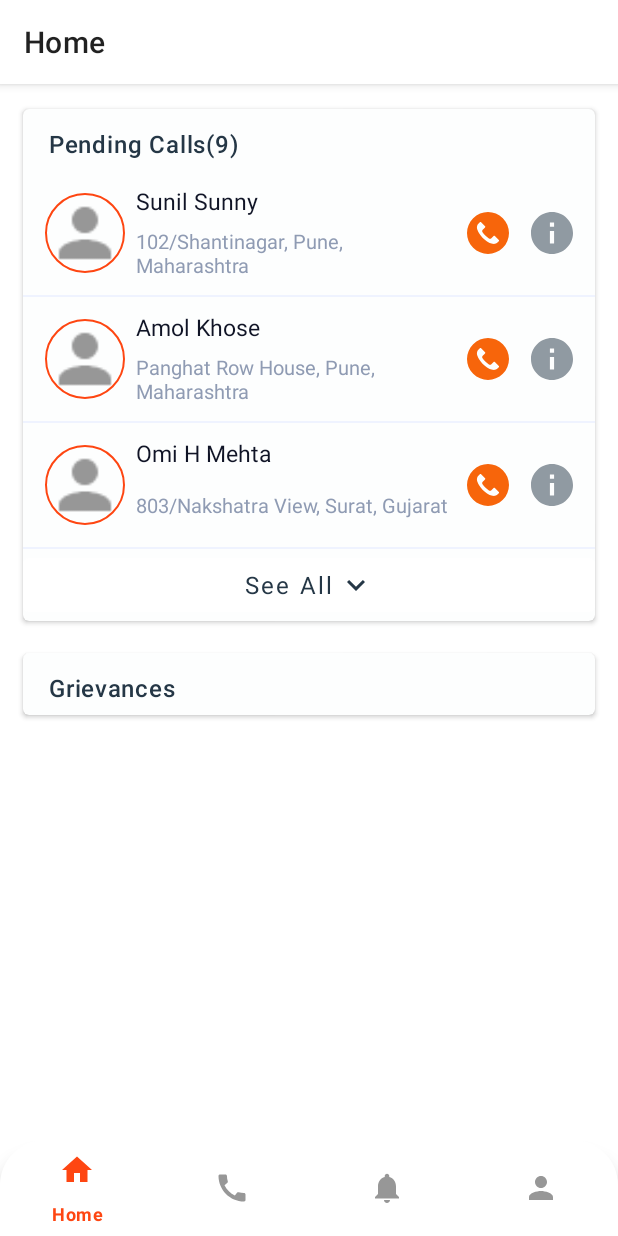
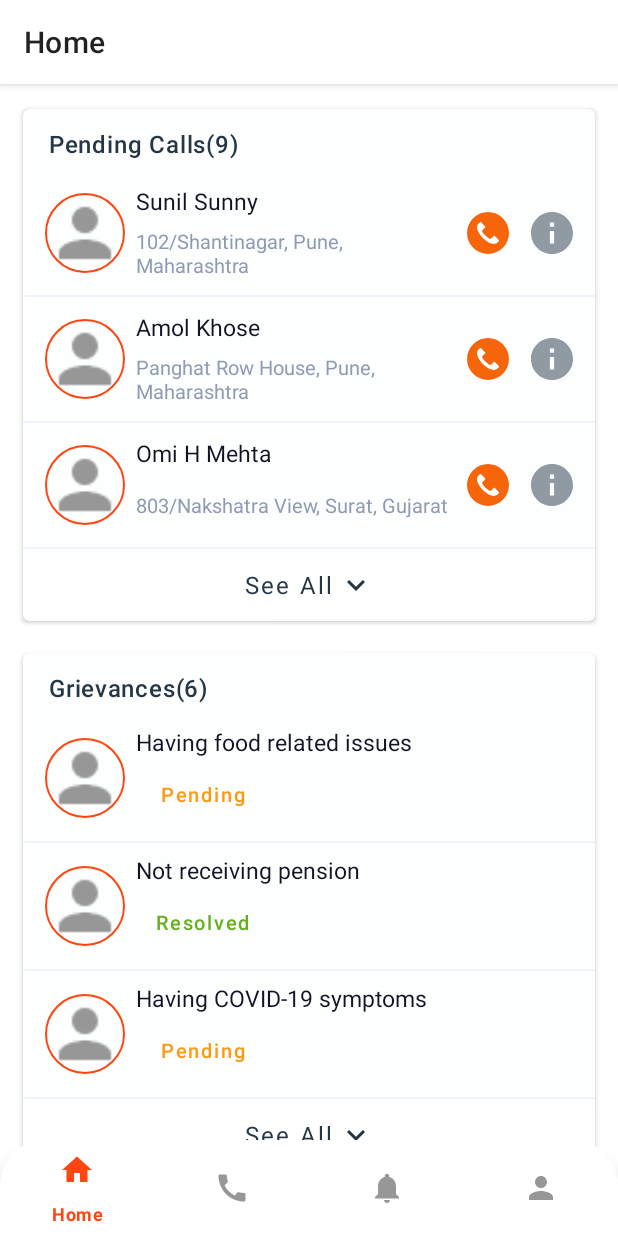
Before and after one commit to ApneSaathi/ApneSaathiAndroid, an Android app: the HomeFragment screen opened directly, with no data from a screen before it, on a phone screen of 412 x 824 dp. Run offline under Robolectric (Android 15) with nearby library versions, the phone set to English and light mode, and no system bars; our stand-ins replace CircleImageView, RxJava; pictures from the network do not load.

Commit message:
Added Grievances list in Home Page

```diff
--- a/app/src/main/java/com/nitiaayog/apnesaathi/adapter/CallsAdapter.kt
+++ b/app/src/main/java/com/nitiaayog/apnesaathi/adapter/CallsAdapter.kt
@@ -3,7 +3,6 @@ package com.nitiaayog.apnesaathi.adapter
 import android.view.LayoutInflater
 import android.view.View
 import android.view.ViewGroup
-import android.widget.ImageView
 import android.widget.TextView
 import androidx.recyclerview.widget.RecyclerView
 import com.nitiaayog.apnesaathi.R
@@ -40,17 +39,11 @@ class CallsAdapter(private val dataList: MutableList<User>) :
         val civGender: CircleImageView = itemView.civGender
         val tvName: TextView = itemView.tvName
         val tvAddress: TextView = itemView.tvAddress
-        val ivCall: ImageView = itemView.ivCall
-        val ivMoreInfo: ImageView = itemView.ivMoreInfo
 
         init {
             itemView.constraintLayout.setOnClickListener(this)
             itemView.ivCall.setOnClickListener(this)
             itemView.ivMoreInfo.setOnClickListener(this)
-            /*itemView.constraintLayout.setOnClickListener {
-                if (::itemClickListener.isInitialized)
-                    itemClickListener.onItemClick(adapterPosition, dataList[adapterPosition])
-            }*/
         }
 
         fun bindData(user: User) {
--- /dev/null
+++ b/app/src/main/java/com/nitiaayog/apnesaathi/adapter/GrievancesAdapter.kt
@@ -0,0 +1,62 @@
+package com.nitiaayog.apnesaathi.adapter
+
+import android.view.LayoutInflater
+import android.view.View
+import android.view.ViewGroup
+import android.widget.TextView
+import androidx.core.content.ContextCompat
+import androidx.recyclerview.widget.RecyclerView
+import com.nitiaayog.apnesaathi.R
+import com.nitiaayog.apnesaathi.base.CircleImageView
+import com.nitiaayog.apnesaathi.model.Grievances
+import kotlinx.android.synthetic.main.list_item_grievances.view.*
+
+class GrievancesAdapter(private val dataList: MutableList<Grievances>) :
+    RecyclerView.Adapter<GrievancesAdapter.GrievancesHolder>() {
+
+    companion object {
+        const val GRIEVANCE_RESOLVED: String = "resolved"
+        const val GRIEVANCE_PENDING: String = "pending"
+    }
+
+    override fun onCreateViewHolder(parent: ViewGroup, viewType: Int): GrievancesHolder {
+        val customView = LayoutInflater.from(parent.context)
+            .inflate(R.layout.list_item_grievances, parent, false)
+        return GrievancesHolder(customView)
+    }
+
+    override fun getItemCount(): Int = dataList.size
+
+    override fun onBindViewHolder(holder: GrievancesHolder, position: Int) {
+        holder.bindData(dataList[position])
+    }
+
+    inner class GrievancesHolder(itemView: View) : RecyclerView.ViewHolder(itemView) {
+
+        private val civGender: CircleImageView = itemView.civGender
+        private val tvComplaint: TextView = itemView.tvComplaint
+        private val btnComplaintStatus: TextView = itemView.btnComplaintStatus
+
+        init {
+            itemView.btnComplaintStatus.setOnClickListener {
+
+            }
+        }
+
+        fun bindData(grievances: Grievances) {
+            tvComplaint.text = grievances.complaint
+            if (grievances.status == GRIEVANCE_RESOLVED) {
+                btnComplaintStatus.setTextColor(
+                    ContextCompat.getColor(btnComplaintStatus.context, R.color.text_color_5)
+                )
+                btnComplaintStatus.setText(R.string.resolved)
+            } else {
+                btnComplaintStatus.setTextColor(
+                    ContextCompat.getColor(btnComplaintStatus.context, R.color.text_color_3)
+                )
+                btnComplaintStatus.setText(R.string.pending)
+            }
+            civGender.setImageResource(R.drawable.ic_profile)
+        }
+    }
+}
--- /dev/null
+++ b/app/src/main/java/com/nitiaayog/apnesaathi/model/Grievances.kt
@@ -0,0 +1,11 @@
+package com.nitiaayog.apnesaathi.model
+
+data class Grievances(
+    private val mId: String = "0",
+    private val mComplaint: String = "",
+    private val mStatus: String = ""
+) {
+    val id: String = mId
+    val complaint: String = mComplaint
+    val status: String = mStatus
+}
--- a/app/src/main/java/com/nitiaayog/apnesaathi/ui/fragments/home/HomeFragment.kt
+++ b/app/src/main/java/com/nitiaayog/apnesaathi/ui/fragments/home/HomeFragment.kt
@@ -9,6 +9,7 @@ import androidx.recyclerview.widget.DividerItemDecoration
 import androidx.recyclerview.widget.RecyclerView
 import com.nitiaayog.apnesaathi.R
 import com.nitiaayog.apnesaathi.adapter.CallsAdapter
+import com.nitiaayog.apnesaathi.adapter.GrievancesAdapter
 import com.nitiaayog.apnesaathi.base.extensions.addFragment
 import com.nitiaayog.apnesaathi.base.extensions.getViewModel
 import com.nitiaayog.apnesaathi.model.User
@@ -17,7 +18,6 @@ import kotlinx.android.synthetic.main.fragment_home.*
 import kotlinx.android.synthetic.main.include_toolbar.*
 
 class HomeFragment : BaseFragment<HomeViewModel>(), CallsAdapter.OnItemClickListener {
-
 
     private var position: Int = -1
     private var lastSelectedItem: User? = null
@@ -55,8 +55,8 @@ class HomeFragment : BaseFragment<HomeViewModel>(), CallsAdapter.OnItemClickList
     }
 
     private fun initRecyclerView() {
-        val adapter = CallsAdapter(viewModel.getFewPendingCalls())
-        adapter.setOnItemClickListener(this)
+        val pendingAdapter = CallsAdapter(viewModel.getFewPendingCalls())
+        pendingAdapter.setOnItemClickListener(this)
 
         val rvPendingList = (rvPendingList as RecyclerView)
         rvPendingList.addItemDecoration(
@@ -64,11 +64,21 @@ class HomeFragment : BaseFragment<HomeViewModel>(), CallsAdapter.OnItemClickList
                 setDrawable(ContextCompat.getDrawable(context!!, R.drawable.list_item_divider)!!)
             }
         )
-        rvPendingList.adapter = adapter
+        rvPendingList.adapter = pendingAdapter
+
+        val grievancesAdapter = GrievancesAdapter(viewModel.getFewGrievancesList())
+
+        val rvGrievancesList = (rvGrievancesList as RecyclerView)
+        rvGrievancesList.addItemDecoration(
+            DividerItemDecoration(context, DividerItemDecoration.VERTICAL).apply {
+                setDrawable(ContextCompat.getDrawable(context!!, R.drawable.list_item_divider)!!)
+            }
+        )
+        rvGrievancesList.adapter = grievancesAdapter
     }
 
     private fun initViews() {
-        val dataListSize: Int = viewModel.getPendingCalls().size
+        var dataListSize: Int = viewModel.getPendingCalls().size
         tvPendingCalls.text = getString(R.string.pending_calls_count, dataListSize.toString())
         btnSeeAll.visibility = if (dataListSize > 3) {
             btnSeeAll.setOnClickListener {
@@ -84,5 +94,14 @@ class HomeFragment : BaseFragment<HomeViewModel>(), CallsAdapter.OnItemClickList
             }
             View.VISIBLE
         } else View.GONE
+
+        dataListSize = viewModel.getGrievancesList().size
+        tvGrievances.text = getString(R.string.grievances_count, dataListSize.toString())
+        btnSeeAllGrievances.visibility = if (dataListSize > 3) {
+            btnSeeAllGrievances.setOnClickListener {
+
+            }
+            View.VISIBLE
+        } else View.GONE
     }
 }
--- a/app/src/main/java/com/nitiaayog/apnesaathi/ui/fragments/home/HomeViewModel.kt
+++ b/app/src/main/java/com/nitiaayog/apnesaathi/ui/fragments/home/HomeViewModel.kt
@@ -1,6 +1,8 @@
 package com.nitiaayog.apnesaathi.ui.fragments.home
 
+import com.nitiaayog.apnesaathi.adapter.GrievancesAdapter
 import com.nitiaayog.apnesaathi.datamanager.DataManager
+import com.nitiaayog.apnesaathi.model.Grievances
 import com.nitiaayog.apnesaathi.model.User
 import com.nitiaayog.apnesaathi.ui.base.BaseViewModel
 
@@ -22,10 +24,13 @@ class HomeViewModel(private val dataManager: DataManager) : BaseViewModel() {
     private val attendedCallsList: MutableList<User> = mutableListOf()
     private val allCallsList: MutableList<User> = mutableListOf()
 
+    private val grievancesList: MutableList<Grievances> = mutableListOf()
+
     init {
         preparePendingData()
         prepareFollowupData()
         prepareAttendedData()
+        prepareGrievancesData()
     }
 
     private fun preparePendingData() {
@@ -130,10 +135,48 @@ class HomeViewModel(private val dataManager: DataManager) : BaseViewModel() {
         allCallsList.addAll(attendedCallsList)
     }
 
+    private fun prepareGrievancesData() {
+        grievancesList.add(
+            Grievances(
+                "1", "Having food related issues", GrievancesAdapter.GRIEVANCE_PENDING
+            )
+        )
+        grievancesList.add(
+            Grievances(
+                "2", "Not receiving pension", GrievancesAdapter.GRIEVANCE_RESOLVED
+            )
+        )
+        grievancesList.add(
+            Grievances(
+                "3", "Having COVID-19 symptoms", GrievancesAdapter.GRIEVANCE_PENDING
+            )
+        )
+        grievancesList.add(
+            Grievances(
+                "4", "Medical checkup not possible", GrievancesAdapter.GRIEVANCE_RESOLVED
+            )
+        )
+        grievancesList.add(
+            Grievances(
+                "5", "Physically unfit", GrievancesAdapter.GRIEVANCE_PENDING
+            )
+        )
+        grievancesList.add(
+            Grievances(
+                "6", "Diabetic and Pressure related issues", GrievancesAdapter.GRIEVANCE_RESOLVED
+            )
+        )
+    }
+
     fun getFewPendingCalls(): MutableList<User> =
         if (pendingCallsList.size > 3) pendingCallsList.subList(0, 3) else pendingCallsList
 
     fun getPendingCalls(): MutableList<User> = pendingCallsList
+
+    fun getFewGrievancesList() =
+        if (grievancesList.size > 3) grievancesList.subList(0, 3) else grievancesList
+
+    fun getGrievancesList() = grievancesList
 
     fun getFewFollowupCalls(): MutableList<User> =
         if (followupCallsList.size > 3) followupCallsList.subList(0, 3) else followupCallsList
--- a/app/src/main/res/layout/fragment_home.xml
+++ b/app/src/main/res/layout/fragment_home.xml
@@ -121,6 +121,24 @@
                             app:layout_constraintStart_toStartOf="parent"
                             app:layout_constraintTop_toBottomOf="@id/tvGrievances" />
 
+                        <com.google.android.material.button.MaterialButton
+                            android:id="@+id/btnSeeAllGrievances"
+                            style="@style/Widget.MaterialComponents.Button.TextButton.Icon"
+                            android:layout_width="match_parent"
+                            android:layout_height="wrap_content"
+                            android:fontFamily="sans-serif"
+                            android:text="@string/see_all"
+                            android:textAllCaps="false"
+                            android:textColor="@color/title_text_color"
+                            android:textSize="@dimen/text_15"
+                            app:backgroundTint="@android:color/background_light"
+                            app:icon="@drawable/ic_arrow_down"
+                            app:iconGravity="textEnd"
+                            app:iconTint="@color/title_text_color"
+                            app:layout_constraintEnd_toEndOf="parent"
+                            app:layout_constraintStart_toStartOf="parent"
+                            app:layout_constraintTop_toBottomOf="@id/rvGrievancesList" />
+
                     </androidx.constraintlayout.widget.ConstraintLayout>
 
                 </androidx.cardview.widget.CardView>
--- /dev/null
+++ b/app/src/main/res/layout/list_item_grievances.xml
@@ -0,0 +1,50 @@
+<?xml version="1.0" encoding="utf-8"?>
+<androidx.constraintlayout.widget.ConstraintLayout xmlns:android="http://schemas.android.com/apk/res/android"
+    xmlns:app="http://schemas.android.com/apk/res-auto"
+    android:layout_width="match_parent"
+    android:layout_height="wrap_content"
+    android:background="?selectableItemBackground"
+    android:paddingTop="@dimen/dimen_5"
+    android:paddingBottom="@dimen/dimen_5">
+
+    <com.nitiaayog.apnesaathi.base.CircleImageView
+        android:id="@+id/civGender"
+        android:layout_width="@dimen/view_size_66"
+        android:layout_height="@dimen/view_size_66"
+        android:layout_marginStart="@dimen/dimen_5"
+        android:padding="@dimen/dimen_5"
+        android:src="@drawable/ic_profile"
+        app:civ_border_color="@color/colorAccent"
+        app:civ_border_width="1dp"
+        app:layout_constraintBottom_toBottomOf="parent"
+        app:layout_constraintStart_toStartOf="parent"
+        app:layout_constraintTop_toTopOf="parent" />
+
+    <TextView
+        android:id="@+id/tvComplaint"
+        android:layout_width="0dp"
+        android:layout_height="wrap_content"
+        android:fontFamily="sans-serif"
+        android:gravity="center_vertical"
+        android:marqueeRepeatLimit="marquee_forever"
+        android:singleLine="true"
+        android:textAllCaps="false"
+        android:textColor="@color/text_color"
+        android:textSize="@dimen/text_14"
+        app:layout_constraintEnd_toEndOf="parent"
+        app:layout_constraintStart_toEndOf="@id/civGender"
+        app:layout_constraintTop_toTopOf="parent" />
+
+    <com.google.android.material.button.MaterialButton
+        android:id="@+id/btnComplaintStatus"
+        style="@style/Widget.MaterialComponents.Button.TextButton"
+        android:layout_width="wrap_content"
+        android:layout_height="wrap_content"
+        android:text="@string/submit"
+        android:textAllCaps="false"
+        android:textColor="@color/color_orange"
+        android:textSize="@dimen/text_12"
+        app:layout_constraintStart_toEndOf="@id/civGender"
+        app:layout_constraintTop_toBottomOf="@id/tvComplaint" />
+
+</androidx.constraintlayout.widget.ConstraintLayout>
--- a/app/src/main/res/values/colors.xml
+++ b/app/src/main/res/values/colors.xml
@@ -20,7 +20,9 @@
     <color name="text_color_1">#8F9BB3</color>
     <color name="text_color_2">#979797</color>
     <color name="text_color_3">#FF9811</color>
+
     <color name="text_color_4">#66B619</color>
+    <color name="text_color_5">#66B01F</color>
 
     <!--<color name="colorPrimaryDark">#3700B3</color>-->
     <color name="btn_bg">#fe4612</color>
--- a/app/src/main/res/values/strings.xml
+++ b/app/src/main/res/values/strings.xml
@@ -164,4 +164,6 @@
     <string name="txtSubmit">Submit</string>
     <string name="call_status_1">Call Status</string>
     <string name="all_calls">All Calls</string>
+    <string name="resolved">Resolved</string>
+    <string name="pending">Pending</string>
 </resources>
```
